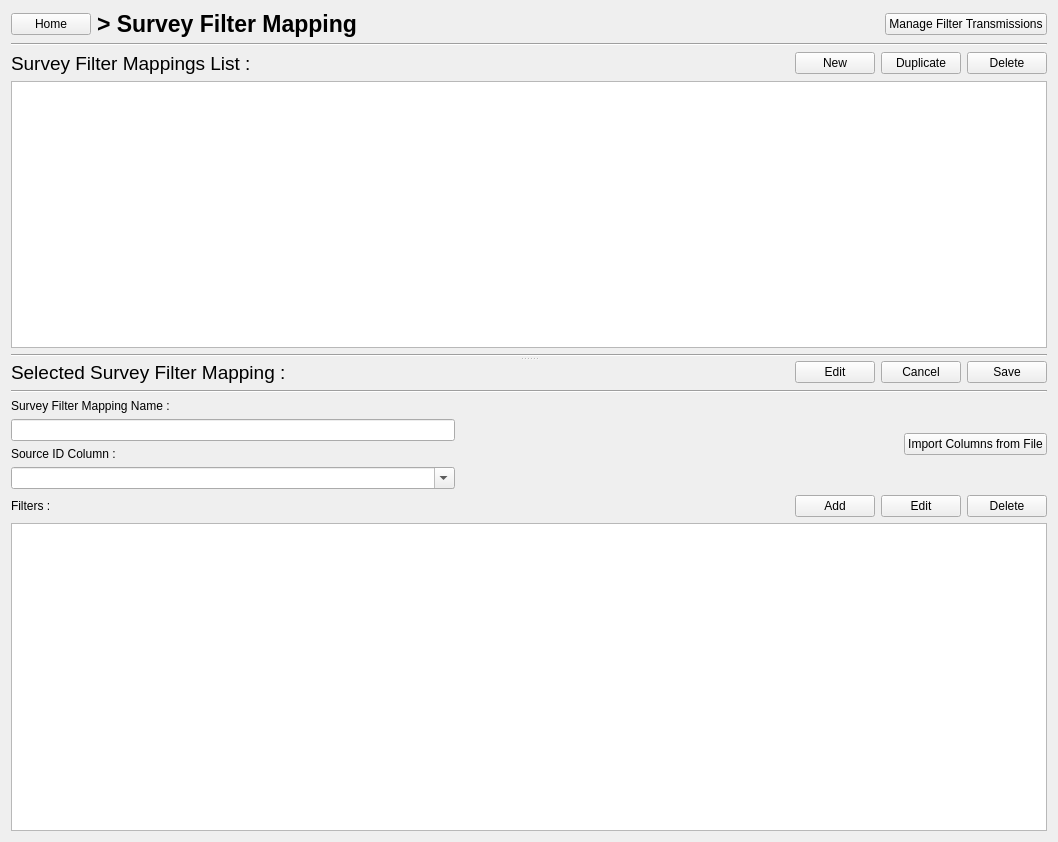
Old version of the form PhzQtUI/auxdir/PhzQtUI/FormSurveyMapping.ui in the repository astrorama/Phosphoros.
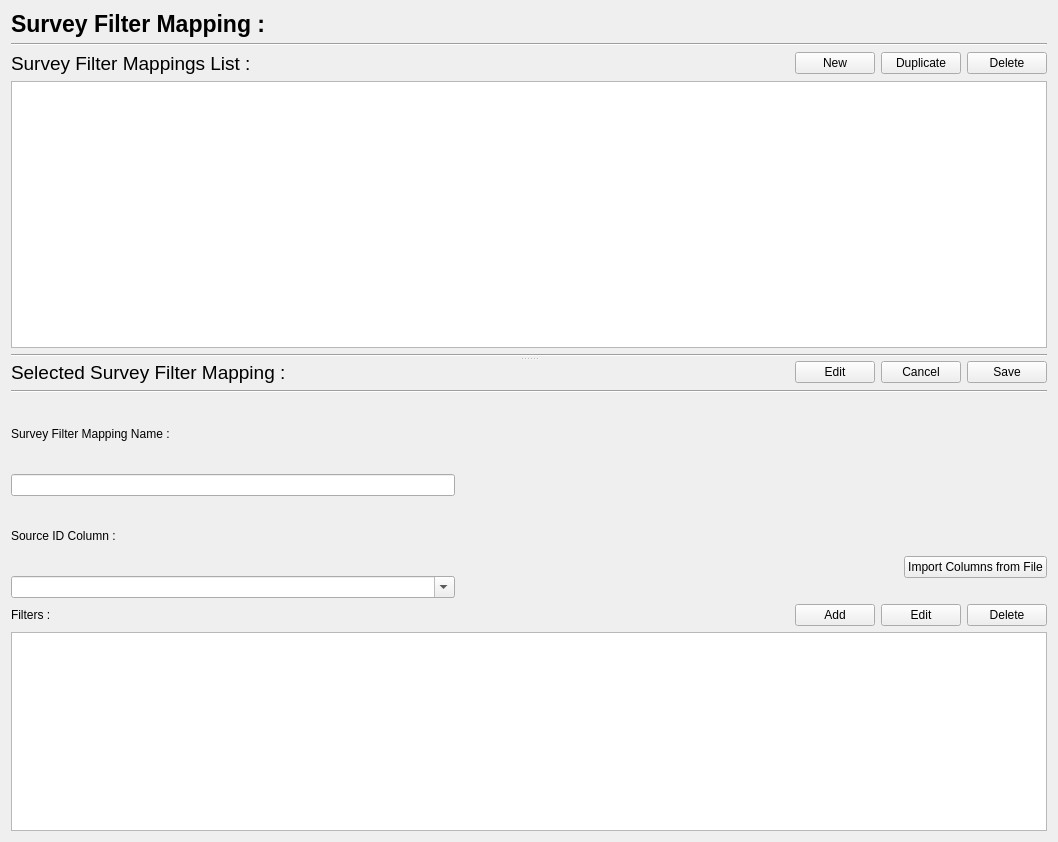
New version of the form.

Commit message: Put the survey management and the Aux. data management into the popup option

```diff
--- a/PhzQtUI/auxdir/PhzQtUI/FormSurveyMapping.ui
+++ b/PhzQtUI/auxdir/PhzQtUI/FormSurveyMapping.ui
@@ -16,16 +16,6 @@
   <layout class="QVBoxLayout" name="verticalLayout_3">
    <item>
     <layout class="QHBoxLayout" name="horizontalLayout_13">
-     <item>
-      <widget class="QPushButton" name="btn_MapToHome">
-       <property name="enabled">
-        <bool>true</bool>
-       </property>
-       <property name="text">
-        <string>Home</string>
-       </property>
-      </widget>
-     </item>
      <item>
       <widget class="QLabel" name="label_14">
        <property name="font">
@@ -36,7 +26,7 @@
         </font>
        </property>
        <property name="text">
-        <string>&gt; Survey Filter Mapping</string>
+        <string>Survey Filter Mapping :</string>
        </property>
       </widget>
      </item>
@@ -53,13 +43,6 @@
        </property>
       </spacer>
      </item>
-     <item>
-      <widget class="QPushButton" name="btn_mappingToFilter">
-       <property name="text">
-        <string>Manage Filter Transmissions</string>
-       </property>
-      </widget>
-     </item>
     </layout>
    </item>
    <item>
@@ -268,6 +251,19 @@
          </item>
          <item>
           <layout class="QVBoxLayout" name="verticalLayout_11">
+           <item>
+            <spacer name="verticalSpacer">
+             <property name="orientation">
+              <enum>Qt::Vertical</enum>
+             </property>
+             <property name="sizeHint" stdset="0">
+              <size>
+               <width>20</width>
+               <height>40</height>
+              </size>
+             </property>
+            </spacer>
+           </item>
            <item>
             <widget class="QPushButton" name="btn_ImportColumn">
              <property name="text">
@@ -275,6 +271,13 @@
              </property>
             </widget>
            </item>
+           <item>
+            <widget class="QLabel" name="label">
+             <property name="text">
+              <string/>
+             </property>
+            </widget>
+           </item>
           </layout>
          </item>
         </layout>
```
The commit also changes 11 other files.
